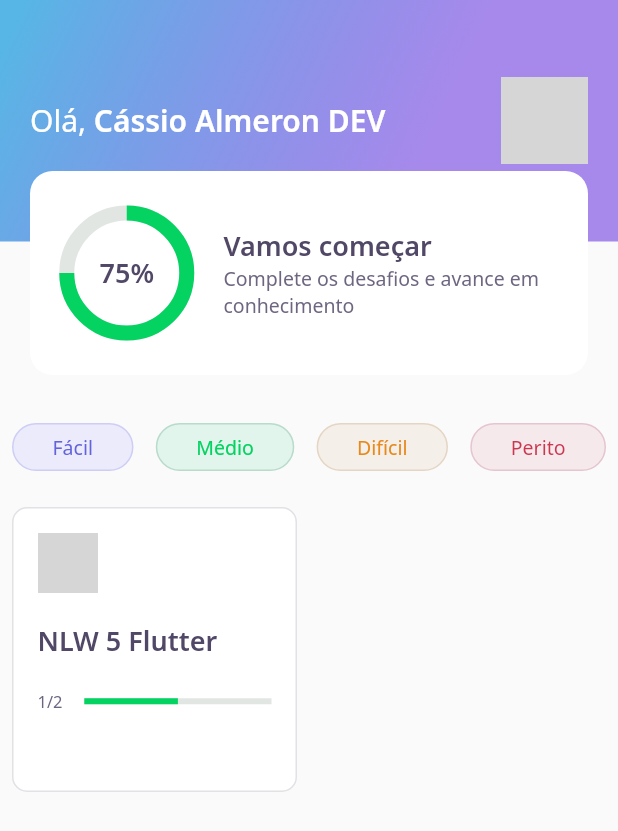
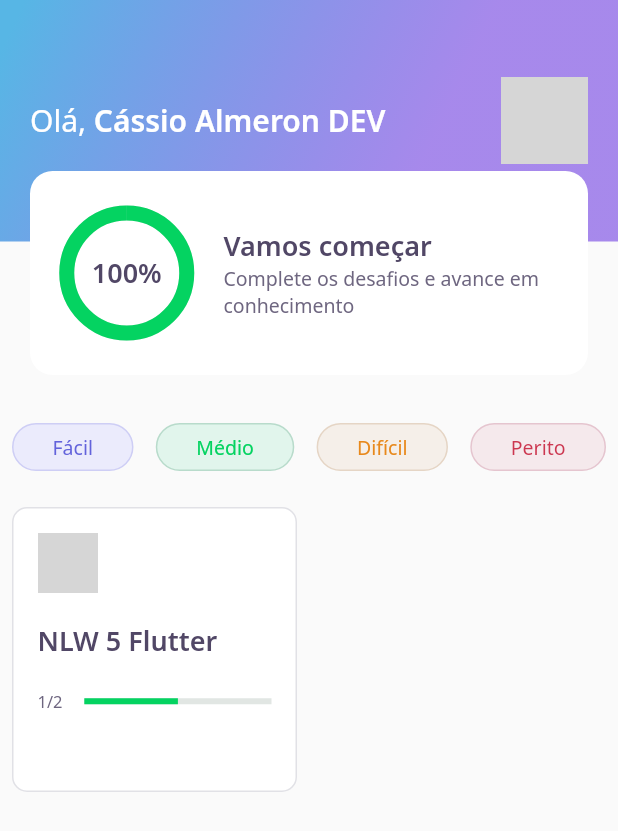
Before and after one commit to cassioalmeron/RocketSeat_NLW05, a Flutter app: the screen it shows after launch, on a phone screen of 412 x 824 dp. Shown: the top 831 px of the screen. Run offline on Flutter 3.47's test engine with Material 2 defaults, Android fonts, the phone set to English and light mode, and no system bars; our stand-ins replace google_fonts, share_plus; network calls fail; grey boxes are pictures that could not be loaded.

Commit message:
Class 05

```diff
--- a/assets/database/user.json
+++ b/assets/database/user.json
@@ -1,5 +1,5 @@
 {
     "name": "Cássio Almeron DEV",
-    "score": 75,
+    "score": 100,
     "photoUrl": "https://avatars.githubusercontent.com/u/50529323?v=4"
 }
--- a/lib/challenge/challenge_controller.dart
+++ b/lib/challenge/challenge_controller.dart
@@ -5,4 +5,6 @@ class ChallengeController {
 
   int get currentPage => currentPageNotifier.value;
   set currentPage(int value) => currentPageNotifier.value = value;
+
+  int rightAnswers = 0;
 }
--- a/lib/challenge/widgets/answer/answer_widget.dart
+++ b/lib/challenge/widgets/answer/answer_widget.dart
@@ -7,7 +7,7 @@ class AnswerWidget extends StatelessWidget {
   final AnswerModel answer;
   final bool isSelected;
   final bool disabled;
-  final VoidCallback onTap;
+  final ValueChanged<bool> onTap;
 
   const AnswerWidget(
       {Key? key,
@@ -41,7 +41,9 @@ class AnswerWidget extends StatelessWidget {
       child: IgnorePointer(
         ignoring: disabled,
         child: GestureDetector(
-          onTap: onTap,
+          onTap: () {
+            onTap(answer.isRight);
+          },
           child: Container(
             padding: EdgeInsets.all(16),
             decoration: BoxDecoration(
--- a/lib/core/app_widget.dart
+++ b/lib/core/app_widget.dart
@@ -1,5 +1,3 @@
-import 'package:DevQuiz/challenge/challange_page.dart';
-import 'package:DevQuiz/home/home_page.dart';
 import 'package:DevQuiz/splash/splash_page.dart';
 import 'package:flutter/material.dart';
 
@@ -8,9 +6,7 @@ class AppWidget extends StatelessWidget {
   Widget build(BuildContext context) {
     return MaterialApp(
       title: "DevQuiz",
-      //home: SplashPage(),
-      //home: ChallengePage(),
-      home: HomePage(),
+      home: SplashPage(),
     );
   }
 }
--- a/lib/home/home_page.dart
+++ b/lib/home/home_page.dart
@@ -78,6 +78,7 @@ class _HomePageState extends State<HomePage> {
                               MaterialPageRoute(
                                   builder: (context) => ChallengePage(
                                         questions: e.questions,
+                                        title: e.title,
                                       )));
                         },
                       ))
--- a/lib/home/widgets/appbar/app_bar_widget.dart
+++ b/lib/home/widgets/appbar/app_bar_widget.dart
@@ -41,7 +41,9 @@ class AppBarWidget extends PreferredSize {
                     ),
                     Align(
                         alignment: Alignment(0.0, 1.0),
-                        child: ScoredCartWidget())
+                        child: ScoredCartWidget(
+                          percent: user.score / 100,
+                        ))
                   ],
                 )));
 }
--- a/lib/home/widgets/chart/chart_widget.dart
+++ b/lib/home/widgets/chart/chart_widget.dart
@@ -2,15 +2,40 @@ import 'package:DevQuiz/core/app_colors.dart';
 import 'package:DevQuiz/core/app_text_styles.dart';
 import 'package:flutter/material.dart';
 
-class ChartWidget extends StatelessWidget {
-  const ChartWidget({Key? key}) : super(key: key);
+class ChartWidget extends StatefulWidget {
+  final double percent;
+  const ChartWidget({Key? key, required this.percent}) : super(key: key);
+
+  @override
+  _ChartWidgetState createState() => _ChartWidgetState();
+}
+
+class _ChartWidgetState extends State<ChartWidget>
+    with SingleTickerProviderStateMixin {
+  late AnimationController _controller;
+  late Animation<double> _animation;
+
+  void initAnimation() {
+    _controller =
+        AnimationController(vsync: this, duration: Duration(seconds: 3));
+    _animation = Tween(begin: 0.0, end: widget.percent).animate(_controller);
+    _controller.forward();
+  }
+
+  @override
+  void initState() {
+    initAnimation();
+    super.initState();
+  }
 
   @override
   Widget build(BuildContext context) {
     return Container(
       height: 80,
       width: 80,
-      child: Stack(
+      child: AnimatedBuilder(
+        animation: _animation,
+        builder: (context, _) => Stack(
           children: [
             Center(
               child: Container(
@@ -18,7 +43,7 @@ class ChartWidget extends StatelessWidget {
                 width: 80,
                 child: CircularProgressIndicator(
                   strokeWidth: 10,
-                value: 0.75,
+                  value: _animation.value,
                   backgroundColor: AppColors.chartSecondary,
                   valueColor:
                       AlwaysStoppedAnimation<Color>(AppColors.chartPrimary),
@@ -27,12 +52,13 @@ class ChartWidget extends StatelessWidget {
             ),
             Center(
               child: Text(
-              "75%",
+                "${(_animation.value * 100).toInt()}%",
                 style: AppTextStyles.heading,
               ),
             )
           ],
         ),
+      ),
     );
   }
 }
--- a/lib/home/widgets/socre_card/score_card_widget.dart
+++ b/lib/home/widgets/socre_card/score_card_widget.dart
@@ -4,7 +4,8 @@ import 'package:DevQuiz/home/widgets/chart/chart_widget.dart';
 import 'package:flutter/material.dart';
 
 class ScoredCartWidget extends StatelessWidget {
-  const ScoredCartWidget({Key? key}) : super(key: key);
+  final double percent;
+  const ScoredCartWidget({Key? key, required this.percent}) : super(key: key);
 
   @override
   Widget build(BuildContext context) {
@@ -21,7 +22,9 @@ class ScoredCartWidget extends StatelessWidget {
             children: [
               Expanded(
                 flex: 1,
-                child: ChartWidget(),
+                child: ChartWidget(
+                  percent: percent,
+                ),
               ),
               Expanded(
                 flex: 3,
--- a/lib/splash/splash_page.dart
+++ b/lib/splash/splash_page.dart
@@ -1,9 +1,14 @@
 import 'package:DevQuiz/core/core.dart';
+import 'package:DevQuiz/home/home_page.dart';
 import 'package:flutter/material.dart';
 
 class SplashPage extends StatelessWidget {
   @override
   Widget build(BuildContext context) {
+    Future.delayed(Duration(seconds: 2)).then((value) =>
+        Navigator.pushReplacement(
+            context, MaterialPageRoute(builder: (context) => HomePage())));
+
     return Scaffold(
       body: Container(
         decoration: BoxDecoration(gradient: AppGradients.linear),
--- a/pubspec.yaml
+++ b/pubspec.yaml
@@ -10,6 +10,7 @@ dependencies:
     sdk: flutter
   cupertino_icons: ^1.0.2
   google_fonts: ^2.0.0
+  share_plus: ^2.0.1
 
 dev_dependencies:
   flutter_test:
```
Also changed, not shown: lib/challenge/challange_page.dart (+23 -8 lines), lib/challenge/widgets/next_button/next_button_widget.dart (+15 -0 lines), lib/challenge/widgets/quiz/quiz_widget.dart (+5 -5 lines), lib/result/result_page.dart (added, +87 -0 lines), pubspec.lock. Lines whose indentation alone changed are shown as unchanged.
